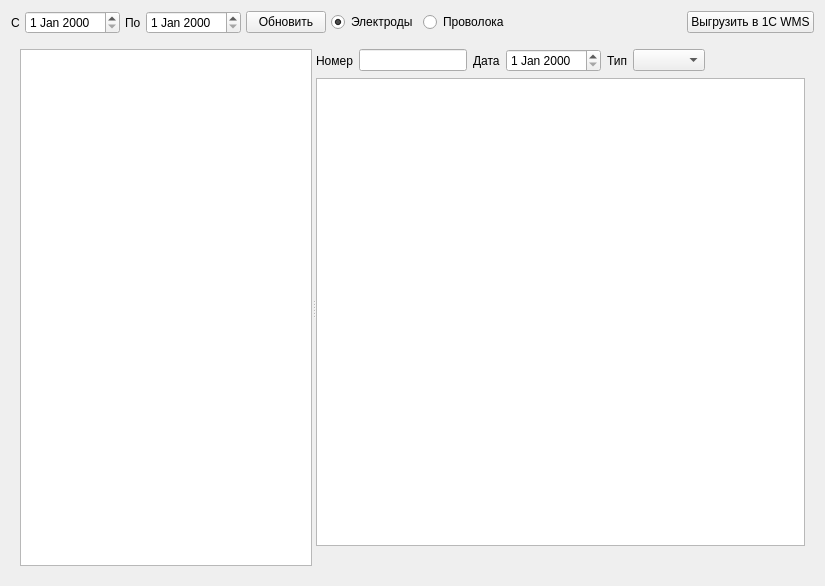
Before: the Qt Designer form formacceptance.ui in Sergeyego/warehouse, drawn with Qt 5.
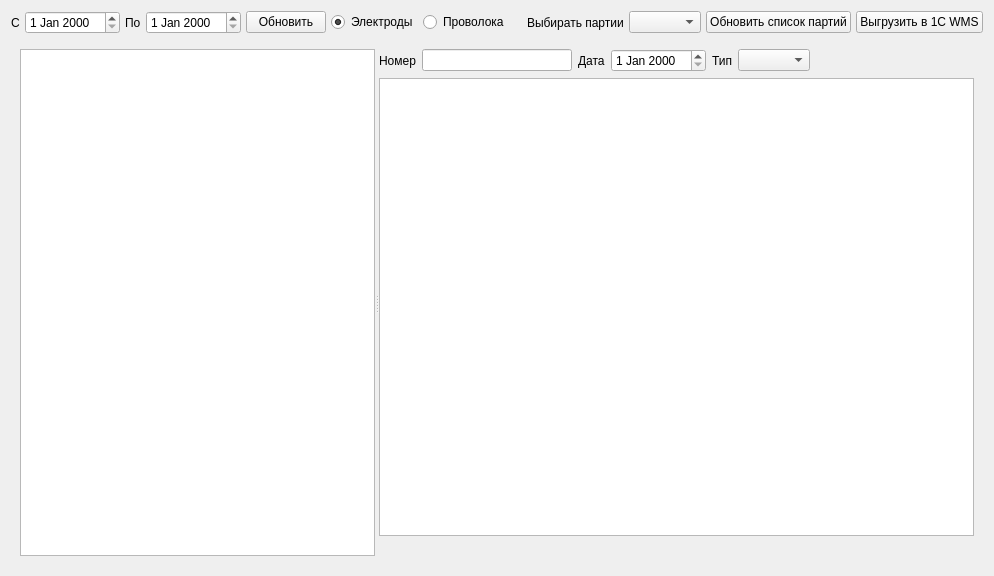
After: the same form once the commit is applied. Custom widgets are drawn as their Qt base class.

Diff of the .ui file:
```diff
--- a/formacceptance.ui
+++ b/formacceptance.ui
@@ -6,8 +6,8 @@
    <rect>
     <x>0</x>
     <y>0</y>
-    <width>825</width>
-    <height>586</height>
+    <width>994</width>
+    <height>576</height>
    </rect>
   </property>
   <property name="windowTitle">
@@ -79,6 +79,23 @@
        </property>
       </spacer>
      </item>
+     <item>
+      <widget class="QLabel" name="label_9">
+       <property name="text">
+        <string>Выбирать партии</string>
+       </property>
+      </widget>
+     </item>
+     <item>
+      <widget class="QComboBox" name="comboBoxPart"/>
+     </item>
+     <item>
+      <widget class="QPushButton" name="pushButtonUpdPart">
+       <property name="text">
+        <string>Обновить список партий</string>
+       </property>
+      </widget>
+     </item>
      <item>
       <widget class="QPushButton" name="pushButton1C">
        <property name="text">
```
